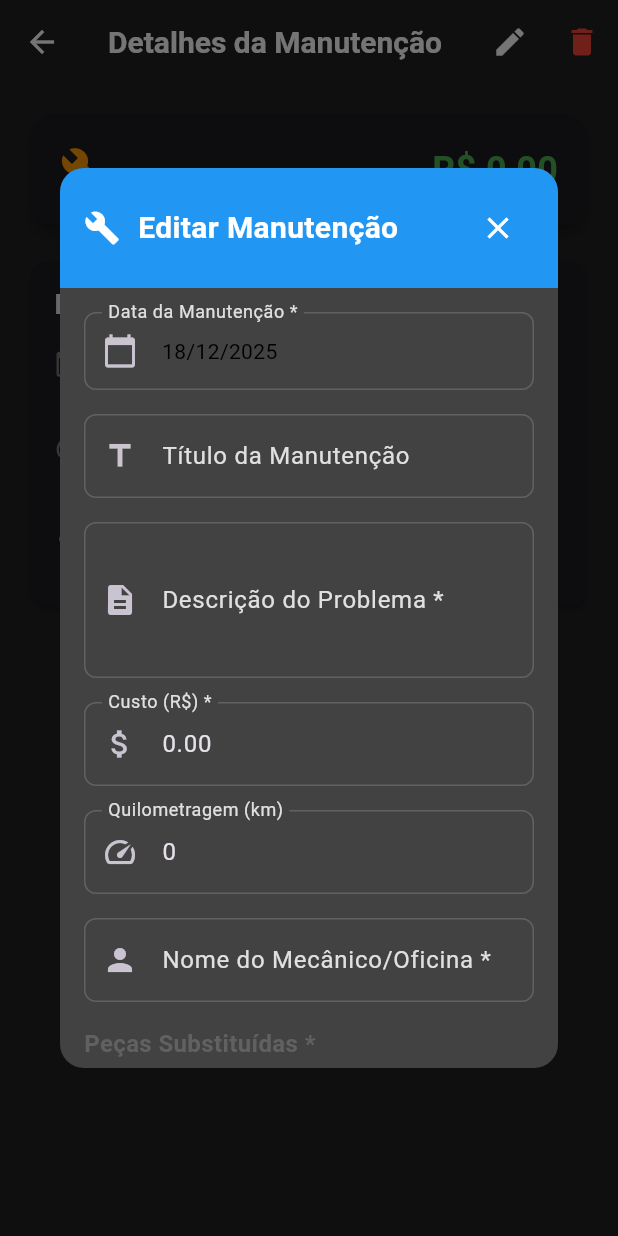
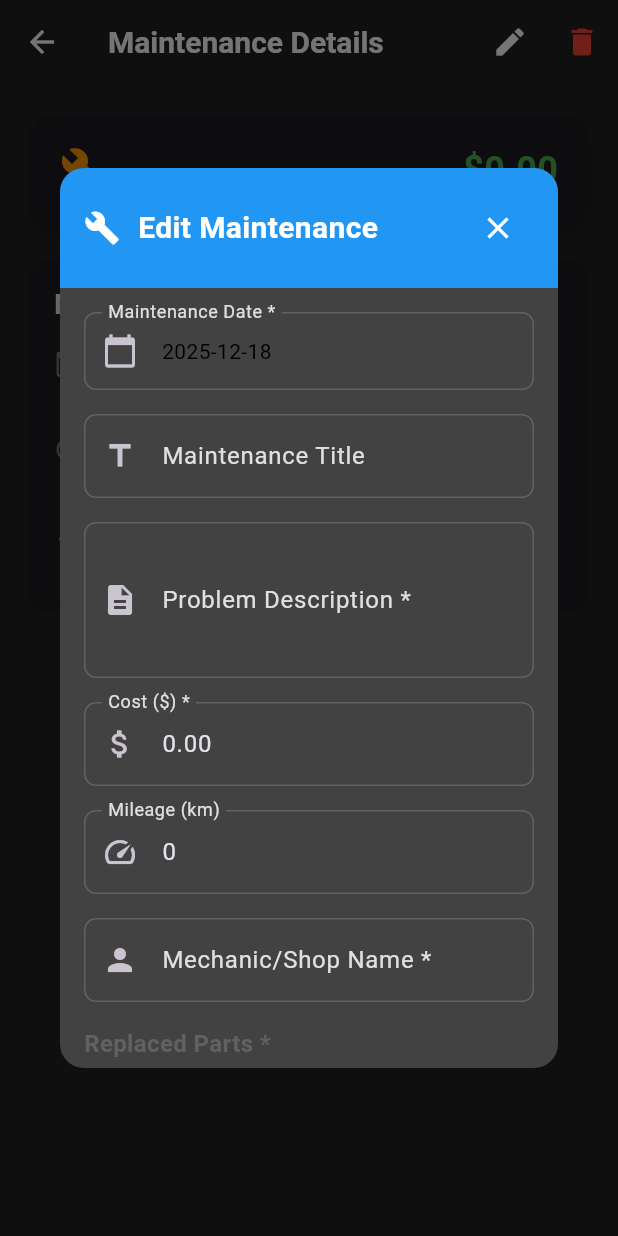
Before and after one commit to Joao-Giaretta/car_maintenance_tracker, a Flutter app: the MaintenanceDetailScreen screen opened directly with empty values, after a tap on the "edit" icon, on a phone screen of 412 x 824 dp. Run offline on Flutter 3.47's test engine with Material 3 defaults, Android fonts, the phone set to English and light mode, and no system bars; our stand-ins replace flutter_dotenv, image_picker, shared_preferences; missing offline and left inert: mongo_dart; accounts and stored records are empty; statements that could not run were skipped.

Commit message:
Translate UI and messages to English

```diff
--- a/lib/screens/add_maintenance_screen.dart
+++ b/lib/screens/add_maintenance_screen.dart
@@ -106,14 +106,14 @@ class _AddMaintenanceScreenState extends State<AddMaintenanceScreen> {
     if (_formKey.currentState!.validate()) {
       if (_selectedDate == null) {
         ScaffoldMessenger.of(context).showSnackBar(
-          const SnackBar(content: Text('Por favor, selecione uma data')),
+          const SnackBar(content: Text('Please select a date')),
         );
         return;
       }
 
       if (_replacedParts.isEmpty) {
         ScaffoldMessenger.of(context).showSnackBar(
-          const SnackBar(content: Text('Por favor, adicione pelo menos uma peça substituída')),
+          const SnackBar(content: Text('Please add at least one replaced part')),
         );
         return;
       }
@@ -145,7 +145,7 @@ class _AddMaintenanceScreenState extends State<AddMaintenanceScreen> {
           await _dbService.addMaintenanceRecord(maintenance);
           if (mounted) {
             ScaffoldMessenger.of(context).showSnackBar(
-              const SnackBar(content: Text('Manutenção adicionada com sucesso!')),
+              const SnackBar(content: Text('Maintenance added successfully!')),
             );
           }
         } else {
@@ -153,7 +153,7 @@ class _AddMaintenanceScreenState extends State<AddMaintenanceScreen> {
           await _dbService.updateMaintenanceRecord(maintenance);
           if (mounted) {
             ScaffoldMessenger.of(context).showSnackBar(
-              const SnackBar(content: Text('Manutenção atualizada com sucesso!')),
+              const SnackBar(content: Text('Maintenance updated successfully!')),
             );
           }
         }
@@ -163,9 +163,9 @@ class _AddMaintenanceScreenState extends State<AddMaintenanceScreen> {
         }
       } catch (e) {
         if (mounted) {
-          ScaffoldMessenger.of(context).showSnackBar(
-            SnackBar(content: Text('Erro ao salvar: $e')),
-          );
+            ScaffoldMessenger.of(context).showSnackBar(
+              SnackBar(content: Text('Error while saving: $e')),
+            );
         }
       } finally {
         if (mounted) {
@@ -205,8 +205,8 @@ class _AddMaintenanceScreenState extends State<AddMaintenanceScreen> {
                   Expanded(
                     child: Text(
                       widget.maintenance == null
-                          ? 'Adicionar Manutenção'
-                          : 'Editar Manutenção',
+                          ? 'Add Maintenance'
+                          : 'Edit Maintenance',
                       style: const TextStyle(
                         fontSize: 20,
                         fontWeight: FontWeight.bold,
@@ -236,14 +236,14 @@ class _AddMaintenanceScreenState extends State<AddMaintenanceScreen> {
                           onTap: () => _selectDate(builderContext),
                           child: InputDecorator(
                             decoration: const InputDecoration(
-                              labelText: 'Data da Manutenção *',
+                              labelText: 'Maintenance Date *',
                               border: OutlineInputBorder(),
                               prefixIcon: Icon(Icons.calendar_today),
                             ),
                             child: Text(
                               _selectedDate != null
-                                  ? DateFormat('dd/MM/yyyy').format(_selectedDate!)
-                                  : 'Selecione uma data',
+                                  ? DateFormat('yyyy-MM-dd').format(_selectedDate!)
+                                  : 'Select a date',
                               style: TextStyle(
                                 color: _selectedDate != null
                                     ? Colors.black
@@ -258,8 +258,8 @@ class _AddMaintenanceScreenState extends State<AddMaintenanceScreen> {
                       TextFormField(
                         controller: _titleController,
                         decoration: const InputDecoration(
-                          labelText: 'Título da Manutenção',
-                          hintText: 'Ex: Troca de óleo, Revisão geral',
+                          labelText: 'Maintenance Title',
+                          hintText: 'E.g.: Oil change, General inspection',
                           border: OutlineInputBorder(),
                           prefixIcon: Icon(Icons.title),
                         ),
@@ -269,15 +269,15 @@ class _AddMaintenanceScreenState extends State<AddMaintenanceScreen> {
                       TextFormField(
                         controller: _problemDescriptionController,
                         decoration: const InputDecoration(
-                          labelText: 'Descrição do Problema *',
-                          hintText: 'Descreva o problema ou serviço realizado',
+                          labelText: 'Problem Description *',
+                          hintText: 'Describe the problem or service performed',
                           border: OutlineInputBorder(),
                           prefixIcon: Icon(Icons.description),
                         ),
                         maxLines: 3,
                         validator: (value) {
                           if (value == null || value.trim().isEmpty) {
-                            return 'Por favor, descreva o problema';
+                            return 'Please describe the problem';
                           }
                           return null;
                         },
@@ -287,7 +287,7 @@ class _AddMaintenanceScreenState extends State<AddMaintenanceScreen> {
                       TextFormField(
                         controller: _costController,
                         decoration: const InputDecoration(
-                          labelText: 'Custo (R\$) *',
+                          labelText: 'Cost (\$) *',
                           hintText: '0.00',
                           border: OutlineInputBorder(),
                           prefixIcon: Icon(Icons.attach_money),
@@ -295,11 +295,11 @@ class _AddMaintenanceScreenState extends State<AddMaintenanceScreen> {
                         keyboardType: const TextInputType.numberWithOptions(decimal: true),
                         validator: (value) {
                           if (value == null || value.trim().isEmpty) {
-                            return 'Por favor, insira o custo';
+                            return 'Please enter the cost';
                           }
                           final cost = double.tryParse(value.trim().replaceAll(',', '.'));
                           if (cost == null || cost < 0) {
-                            return 'Por favor, insira um valor válido';
+                            return 'Please enter a valid value';
                           }
                           return null;
                         },
@@ -309,8 +309,8 @@ class _AddMaintenanceScreenState extends State<AddMaintenanceScreen> {
                       TextFormField(
                         controller: _kmController,
                         decoration: const InputDecoration(
-                          labelText: 'Quilometragem (km)',
-                          hintText: 'Ex: 50000',
+                          labelText: 'Mileage (km)',
+                          hintText: 'E.g.: 50000',
                           border: OutlineInputBorder(),
                           prefixIcon: Icon(Icons.speed),
                         ),
@@ -319,7 +319,7 @@ class _AddMaintenanceScreenState extends State<AddMaintenanceScreen> {
                           if (value != null && value.trim().isNotEmpty) {
                             final km = double.tryParse(value.trim().replaceAll(',', '.'));
                             if (km == null || km < 0) {
-                              return 'Por favor, insira um valor válido';
+                              return 'Please enter a valid value';
                             }
                           }
                           return null;
@@ -330,14 +330,14 @@ class _AddMaintenanceScreenState extends State<AddMaintenanceScreen> {
                       TextFormField(
                         controller: _mechanicNameController,
                         decoration: const InputDecoration(
-                          labelText: 'Nome do Mecânico/Oficina *',
-                          hintText: 'Ex: João Silva, Oficina XYZ',
+                          labelText: 'Mechanic/Shop Name *',
+                          hintText: 'E.g.: John Smith, XYZ Workshop',
                           border: OutlineInputBorder(),
                           prefixIcon: Icon(Icons.person),
                         ),
                         validator: (value) {
                           if (value == null || value.trim().isEmpty) {
-                            return 'Por favor, insira o nome do mecânico';
+                            return 'Please enter the mechanic name';
                           }
                           return null;
                         },
@@ -345,7 +345,7 @@ class _AddMaintenanceScreenState extends State<AddMaintenanceScreen> {
                       const SizedBox(height: 16),
                       // Peças substituídas
                       Text(
-                        'Peças Substituídas *',
+                        'Replaced Parts *',
                         style: TextStyle(
                           fontSize: 16,
                           fontWeight: FontWeight.bold,
@@ -359,7 +359,7 @@ class _AddMaintenanceScreenState extends State<AddMaintenanceScreen> {
                             child: TextFormField(
                               controller: _replacedPartController,
                               decoration: const InputDecoration(
-                                hintText: 'Digite o nome da peça',
+                                hintText: 'Type the part name',
                                 border: OutlineInputBorder(),
                               ),
                               onFieldSubmitted: (_) => _addReplacedPart(),
@@ -377,7 +377,7 @@ class _AddMaintenanceScreenState extends State<AddMaintenanceScreen> {
                         Padding(
                           padding: const EdgeInsets.only(top: 8),
                           child: Text(
-                            'Nenhuma peça adicionada',
+                            'No parts added',
                             style: TextStyle(
                               fontSize: 12,
                               color: Colors.grey[600],
@@ -403,8 +403,8 @@ class _AddMaintenanceScreenState extends State<AddMaintenanceScreen> {
                       TextFormField(
                         controller: _notesController,
                         decoration: const InputDecoration(
-                          labelText: 'Observações',
-                          hintText: 'Observações adicionais (opcional)',
+                          labelText: 'Notes',
+                          hintText: 'Additional notes (optional)',
                           border: OutlineInputBorder(),
                           prefixIcon: Icon(Icons.note),
                         ),
@@ -419,7 +419,7 @@ class _AddMaintenanceScreenState extends State<AddMaintenanceScreen> {
                               onPressed: _isLoading
                                   ? null
                                   : () => Navigator.pop(context),
-                              child: const Text('Cancelar'),
+                              child: const Text('Cancel'),
                             ),
                           ),
                           const SizedBox(width: 12),
@@ -435,7 +435,7 @@ class _AddMaintenanceScreenState extends State<AddMaintenanceScreen> {
                                         color: Colors.white,
                                       ),
                                     )
-                                  : const Text('Salvar'),
+                                  : const Text('Save'),
                             ),
                           ),
                         ],
--- a/lib/screens/home_screen.dart
+++ b/lib/screens/home_screen.dart
@@ -135,7 +135,7 @@ class _HomeScreenState extends State<HomeScreen> {
             children: [
               ListTile(
                 leading: const Icon(Icons.photo_library),
-                title: const Text('Escolher da Galeria'),
+                title: const Text('Choose from Gallery'),
                 onTap: () {
                   Navigator.pop(context);
                   _pickImage(ImageSource.gallery);
@@ -143,7 +143,7 @@ class _HomeScreenState extends State<HomeScreen> {
               ),
               ListTile(
                 leading: const Icon(Icons.photo_camera),
-                title: const Text('Tirar Foto'),
+                title: const Text('Take Picture'),
                 onTap: () {
                   Navigator.pop(context);
                   _pickImage(ImageSource.camera);
@@ -171,7 +171,7 @@ class _HomeScreenState extends State<HomeScreen> {
     } catch (e) {
       if (mounted) {
         ScaffoldMessenger.of(context).showSnackBar(
-          SnackBar(content: Text('Erro ao selecionar imagem: $e')),
+          SnackBar(content: Text('Error selecting image: $e')),
         );
       }
     }
@@ -213,7 +213,7 @@ class _HomeScreenState extends State<HomeScreen> {
                   CircularProgressIndicator(),
                   SizedBox(height: 16),
                   Text(
-                    'Carregando informações...',
+                    'Loading information...',
                     style: TextStyle(
                       fontSize: 16,
                       color: Colors.grey,
@@ -255,7 +255,7 @@ class _HomeScreenState extends State<HomeScreen> {
                               const Icon(Icons.directions_car, size: 60, color: Colors.grey),
                               const SizedBox(height: 8),
                               Text(
-                                'Toque para adicionar foto',
+                                'Tap to add photo',
                                 style: TextStyle(
                                   fontSize: 12,
                                   color: Colors.grey[400],
@@ -288,7 +288,7 @@ class _HomeScreenState extends State<HomeScreen> {
                   child: Column(
                     children: [
                       Text(
-                        'Dias desde a última manutenção',
+                        'Days since last maintenance',
                         style: TextStyle(
                           fontSize: 14,
                           color: Colors.grey[400],
@@ -310,7 +310,7 @@ class _HomeScreenState extends State<HomeScreen> {
                         Divider(color: Colors.grey[700]),
                         const SizedBox(height: 8),
                         Text(
-                          'Última Manutenção',
+                          'Last Maintenance',
                           style: TextStyle(
                             fontSize: 12,
                             color: Colors.grey[400],
@@ -319,7 +319,7 @@ class _HomeScreenState extends State<HomeScreen> {
                         ),
                         const SizedBox(height: 6),
                         Text(
-                          DateFormat('dd/MM/yyyy').format(_lastMaintenance!.serviceDate!),
+                          DateFormat('yyyy-MM-dd').format(_lastMaintenance!.serviceDate!),
                           style: const TextStyle(
                             fontSize: 16,
                             fontWeight: FontWeight.w500,
@@ -369,7 +369,7 @@ class _HomeScreenState extends State<HomeScreen> {
                                 const SizedBox(width: 6),
                                 Flexible(
                                   child: Text(
-                                    'Total Gasto',
+                                    'Total Spent',
                                     style: TextStyle(
                                       fontSize: 12,
                                       color: Colors.grey[400],
@@ -382,7 +382,7 @@ class _HomeScreenState extends State<HomeScreen> {
                             ),
                             const SizedBox(height: 8),
                             Text(
-                              NumberFormat.currency(locale: 'pt_BR', symbol: 'R\$').format(_totalSpent),
+                              NumberFormat.currency(locale: 'en_US', symbol: '\$').format(_totalSpent),
                               style: const TextStyle(
                                 fontSize: 18,
                                 fontWeight: FontWeight.bold,
@@ -419,7 +419,7 @@ class _HomeScreenState extends State<HomeScreen> {
                                 const SizedBox(width: 6),
                                 Flexible(
                                   child: Text(
-                                    'Manutenções',
+                                    'Maintenances',
                                     style: TextStyle(
                                       fontSize: 12,
                                       color: Colors.grey[400],
@@ -460,14 +460,14 @@ class _HomeScreenState extends State<HomeScreen> {
                     mainAxisAlignment: MainAxisAlignment.spaceBetween,
                     children: [
                       const Text(
-                        'Histórico',
+                        'History',
                         style: TextStyle(
                           fontSize: 20,
                           fontWeight: FontWeight.bold,
                         ),
                       ),
                       Text(
-                        '$_maintenanceCount registros',
+                        '$_maintenanceCount records',
                         style: TextStyle(
                           fontSize: 14,
                           color: Colors.grey[400],
@@ -482,7 +482,7 @@ class _HomeScreenState extends State<HomeScreen> {
                       padding: const EdgeInsets.all(32.0),
                       child: Center(
                         child: Text(
-                          'Nenhuma manutenção registrada',
+                          'No maintenance records',
                           style: TextStyle(
                             fontSize: 16,
                             color: Colors.grey[400],
@@ -529,7 +529,7 @@ class _HomeScreenState extends State<HomeScreen> {
                                       const SizedBox(width: 12),
                                       Expanded(
                                         child: Text(
-                                          maintenance.title ?? 'Manutenção',
+                                          maintenance.title ?? 'Maintenance',
                                           style: const TextStyle(
                                             fontSize: 16,
                                             fontWeight: FontWeight.bold,
@@ -539,8 +539,8 @@ class _HomeScreenState extends State<HomeScreen> {
                                       if (maintenance.cost != null)
                                         Text(
                                           NumberFormat.currency(
-                                            locale: 'pt_BR',
-                                            symbol: 'R\$',
+                                            locale: 'en_US',
+                                            symbol: '\$',
                                           ).format(maintenance.cost),
                                           style: const TextStyle(
                                             fontSize: 16,
@@ -561,7 +561,7 @@ class _HomeScreenState extends State<HomeScreen> {
                                         ),
                                         const SizedBox(width: 4),
                                         Text(
-                                          DateFormat('dd/MM/yyyy')
+                                          DateFormat('yyyy-MM-dd')
                                               .format(maintenance.serviceDate!),
                                           style: TextStyle(
                                             fontSize: 14,
@@ -605,7 +605,7 @@ class _HomeScreenState extends State<HomeScreen> {
                                   width: 20,
                                   child: CircularProgressIndicator(strokeWidth: 2),
                                 )
-                              : const Text('Carregar mais'),
+                              : const Text('Load more'),
                         ),
                       ),
                     ),
--- a/lib/screens/maintenance_detail_screen.dart
+++ b/lib/screens/maintenance_detail_screen.dart
@@ -16,16 +16,16 @@ class MaintenanceDetailScreen extends StatelessWidget {
     final confirm = await showDialog<bool>(
       context: context,
       builder: (context) => AlertDialog(
-        title: const Text('Confirmar exclusão'),
-        content: const Text('Deseja realmente excluir esta manutenção?'),
+        title: const Text('Confirm deletion'),
+        content: const Text('Do you really want to cancel this maintenance?'),
         actions: [
           TextButton(
             onPressed: () => Navigator.pop(context, false),
-            child: const Text('Cancelar'),
+            child: const Text('Cancel'),
           ),
           TextButton(
             onPressed: () => Navigator.pop(context, true),
-            child: const Text('Excluir', style: TextStyle(color: Colors.red)),
+            child: const Text('Delete', style: TextStyle(color: Colors.red)),
           ),
         ],
       ),
@@ -36,7 +36,7 @@ class MaintenanceDetailScreen extends StatelessWidget {
       if (context.mounted) {
         Navigator.pop(context, true);
         ScaffoldMessenger.of(context).showSnackBar(
-          const SnackBar(content: Text('Manutenção excluída com sucesso')),
+          const SnackBar(content: Text('Maintenance deleted successfully')),
         );
       }
     }
@@ -57,24 +57,24 @@ class MaintenanceDetailScreen extends StatelessWidget {
   Widget build(BuildContext context) {
     final dbService = DatabaseService();
     final NumberFormat currencyFormat = NumberFormat.currency(
-      locale: 'pt_BR',
-      symbol: 'R\$',
+      locale: 'en_US',
+      symbol: '\$',
     );
     final NumberFormat numberFormat = NumberFormat('#,###');
 
     return Scaffold(
       appBar: AppBar(
-        title: const Text('Detalhes da Manutenção'),
+        title: const Text('Maintenance Details'),
         actions: [
           IconButton(
             icon: const Icon(Icons.edit),
             onPressed: () => _editMaintenance(context),
-            tooltip: 'Editar',
+            tooltip: 'Edit',
           ),
           IconButton(
             icon: const Icon(Icons.delete),
             onPressed: () => _deleteMaintenance(context, dbService),
-            tooltip: 'Excluir',
+            tooltip: 'Delete',
             color: Colors.red,
           ),
         ],
@@ -105,7 +105,7 @@ class MaintenanceDetailScreen extends StatelessWidget {
                         const SizedBox(width: 12),
                         Expanded(
                           child: Text(
-                            maintenance.title ?? 'Manutenção',
+                            maintenance.title ?? 'Maintenance',
                             style: const TextStyle(
                               fontSize: 24,
                               fontWeight: FontWeight.bold,
@@ -140,7 +140,7 @@ class MaintenanceDetailScreen extends StatelessWidget {
                   crossAxisAlignment: CrossAxisAlignment.start,
                   children: [
                     const Text(
-                      'Informações Principais',
+                      'Main Information',
                       style: TextStyle(
                         fontSize: 18,
                         fontWeight: FontWeight.bold,
@@ -149,24 +149,24 @@ class MaintenanceDetailScreen extends StatelessWidget {
                     const SizedBox(height: 16),
                     _buildInfoRow(
                       Icons.calendar_today,
-                      'Data',
+                      'Date',
                       maintenance.serviceDate != null
-                          ? DateFormat('dd/MM/yyyy').format(maintenance.serviceDate!)
-                          : 'Não informado',
+                          ? DateFormat('yyyy-MM-dd').format(maintenance.serviceDate!)
+                          : 'Not provided',
                     ),
                     if (maintenance.km != null) ...[
                       const SizedBox(height: 12),
                       _buildInfoRow(
                         Icons.speed,
-                        'Quilometragem',
+                        'Mileage',
                         '${numberFormat.format(maintenance.km!.toInt())} km',
                       ),
                     ],
                     const SizedBox(height: 12),
                     _buildInfoRow(
                       Icons.person,
-                      'Mecânico/Oficina',
-                      maintenance.mechanicName ?? 'Não informado',
+                      'Mechanic/Shop',
+                      maintenance.mechanicName ?? 'Not provided',
                     ),
                   ],
                 ),
@@ -191,7 +191,7 @@ class MaintenanceDetailScreen extends StatelessWidget {
                           Icon(Icons.description, color: Colors.blue),
                           SizedBox(width: 8),
                           Text(
-                            'Descrição do Problema',
+                            'Problem Description',
                             style: TextStyle(
                               fontSize: 18,
                               fontWeight: FontWeight.bold,
@@ -226,7 +226,7 @@ class MaintenanceDetailScreen extends StatelessWidget {
                           Icon(Icons.build_circle, color: Colors.blue[400]),
                           const SizedBox(width: 8),
                           const Text(
-                            'Peças Substituídas',
+                            'Replaced Parts',
                             style: TextStyle(
                               fontSize: 18,
                               fontWeight: FontWeight.bold,
@@ -268,7 +268,7 @@ class MaintenanceDetailScreen extends StatelessWidget {
                           Icon(Icons.note, color: Colors.grey),
                           SizedBox(width: 8),
                           Text(
-                            'Observações',
+                            'Notes',
                             style: TextStyle(
                               fontSize: 18,
                               fontWeight: FontWeight.bold,
--- a/lib/services/database_service.dart
+++ b/lib/services/database_service.dart
@@ -21,8 +21,8 @@ class DatabaseService {
 
     if (baseConnectionString == null || baseConnectionString.isEmpty) {
       throw Exception(
-        'Variável de ambiente MONGODB_CONNECTION_STRING não configurada. '
-        'Crie o arquivo .env (baseado em .env.example) e defina a string de conexão base do MongoDB.',
+        'Environment variable MONGODB_CONNECTION_STRING is not configured. '
+        'Create the .env file (based on .env.example) and define the base MongoDB connection string.',
       );
     }
 
@@ -86,7 +86,7 @@ class DatabaseService {
   Future<void> updateMaintenanceRecord(MaintenanceRecord record) async {
     await connect();
     if (record.id == null || record.id!.isEmpty) {
-      throw Exception('ID da manutenção não pode ser nulo ou vazio');
+      throw Exception('Maintenance ID cannot be null or empty');
     }
     // Garante que o ID seja uma string válida
     final idString = record.id is String ? record.id! : record.id!.toString();
@@ -129,7 +129,7 @@ class DatabaseService {
   Future<void> updateCar(Car car) async {
     await connect();
     if (car.id == null || car.id!.isEmpty) {
-      throw Exception('ID do carro não pode ser nulo ou vazio');
+      throw Exception('Car ID cannot be null or empty');
     }
     final idString = car.id is String ? car.id! : car.id!.toString();
     await _carsCollection!.update(
```
Also changed, not shown: lib/screens/add_car_screen.dart (+16 -16 lines), lib/screens/cars_list_screen.dart (+10 -10 lines).
